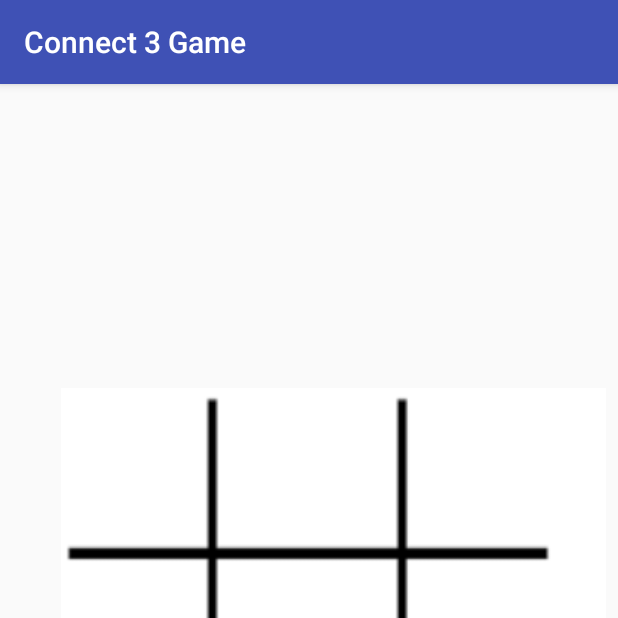
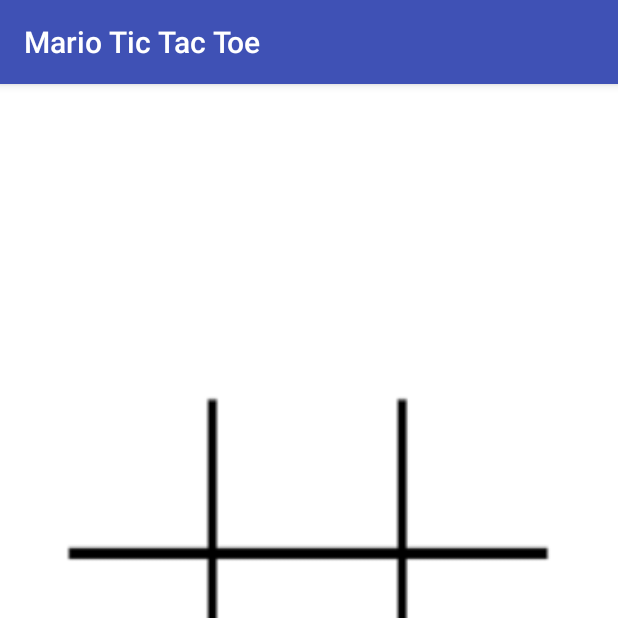
Before and after one commit to FernandoAvellar/AndroidMarioTicTacToeGame, an Android app: the screen it shows after launch (MainActivity), on a phone screen of 412 x 824 dp, the top half of it. Run offline under Robolectric (Android 15) with nearby library versions, the phone set to English and light mode, and no system bars.

Commit message:
NewPicturesAndColors

```diff
--- a/app/src/main/java/com/example/connect3game/MainActivity.java
+++ b/app/src/main/java/com/example/connect3game/MainActivity.java
@@ -9,7 +9,7 @@ import android.widget.ImageView;
 import android.widget.TextView;
 
 public class MainActivity extends AppCompatActivity {
-    //0:Koopa 1:Mario 2:Empty
+    //0:Bowser 1:Mario 2:Empty
     int activePlayer = 0;
     int[] gameState = {2, 2, 2, 2, 2, 2, 2, 2, 2}; //start all 9 slots with empty representation
     int[][] winningPositions = {{0, 1, 2}, {3, 4, 5}, {6, 7, 8}, {0, 3, 6}, {1, 4, 7}, {2, 5, 8}, {0, 4, 8}, {2, 4, 6}}; //possibilities to win the game
@@ -38,7 +38,7 @@ public class MainActivity extends AppCompatActivity {
                 counter.setImageResource(R.drawable.mario);
                 activePlayer = 1;
             } else {
-                counter.setImageResource(R.drawable.koopa);
+                counter.setImageResource(R.drawable.bowser);
                 activePlayer = 0;
             }
             counter.animate().translationYBy(1500).rotation(3600).setDuration(250);
@@ -47,7 +47,7 @@ public class MainActivity extends AppCompatActivity {
                 if (gameState[winningPosition[0]] == gameState[winningPosition[1]] && gameState[winningPosition[1]] == gameState[winningPosition[2]] && gameState[winningPosition[0]] != 2) {
                     // Someone has won!
                     gameActive = false;
-                    String winner = activePlayer == 1 ? "Mario" : "Koopa";
+                    String winner = activePlayer == 1 ? "Mario" : "Bowser";
                     Button playAgainButton = (Button) findViewById(R.id.playAgainButton);
                     TextView winnerTextView = (TextView) findViewById(R.id.winnerTextView);
                     winnerTextView.setText(winner + " has won!");
--- a/app/src/main/res/layout/activity_main.xml
+++ b/app/src/main/res/layout/activity_main.xml
@@ -4,6 +4,7 @@
     xmlns:tools="http://schemas.android.com/tools"
     android:layout_width="match_parent"
     android:layout_height="match_parent"
+    android:background="@color/colorWhite"
     tools:context=".MainActivity">
 
     <android.support.v7.widget.GridLayout
@@ -27,7 +28,6 @@
 
 
         <ImageView
-            android:id="@+id/imageView1"
             android:layout_width="86dp"
             android:layout_height="91dp"
             android:layout_marginLeft="5dp"
@@ -36,25 +36,22 @@
             android:tag="0" />
 
         <ImageView
-            android:id="@+id/imageView2"
             android:layout_width="86dp"
             android:layout_height="91dp"
             android:layout_marginLeft="30dp"
             android:layout_marginTop="8dp"
             android:onClick="newPlay"
-            android:tag="1"/>
+            android:tag="1" />
 
         <ImageView
-            android:id="@+id/imageView3"
             android:layout_width="86dp"
             android:layout_height="91dp"
             android:layout_marginLeft="32dp"
             android:layout_marginTop="8dp"
             android:onClick="newPlay"
-            android:tag="2"/>
+            android:tag="2" />
 
         <ImageView
-            android:id="@+id/imageView4"
             android:layout_width="86dp"
             android:layout_height="91dp"
             android:layout_marginLeft="5dp"
@@ -63,7 +60,6 @@
             android:tag="3" />
 
         <ImageView
-            android:id="@+id/imageView5"
             android:layout_width="86dp"
             android:layout_height="91dp"
             android:layout_marginLeft="30dp"
@@ -72,7 +68,6 @@
             android:tag="4" />
 
         <ImageView
-            android:id="@+id/imageView6"
             android:layout_width="86dp"
             android:layout_height="91dp"
             android:layout_marginLeft="32dp"
@@ -81,7 +76,6 @@
             android:tag="5" />
 
         <ImageView
-            android:id="@+id/imageView7"
             android:layout_width="86dp"
             android:layout_height="91dp"
             android:layout_marginLeft="5dp"
@@ -90,7 +84,6 @@
             android:tag="6" />
 
         <ImageView
-            android:id="@+id/imageView8"
             android:layout_width="86dp"
             android:layout_height="91dp"
             android:layout_marginLeft="30dp"
@@ -99,7 +92,6 @@
             android:tag="7" />
 
         <ImageView
-            android:id="@+id/imageView9"
             android:layout_width="86dp"
             android:layout_height="91dp"
             android:layout_marginLeft="32dp"
--- a/app/src/main/res/values/colors.xml
+++ b/app/src/main/res/values/colors.xml
@@ -3,4 +3,5 @@
     <color name="colorPrimary">#3F51B5</color>
     <color name="colorPrimaryDark">#303f9f</color>
     <color name="colorAccent">#FF4081</color>
+    <color name="colorWhite">#FFFFFF</color>
 </resources>
--- a/app/src/main/res/values/strings.xml
+++ b/app/src/main/res/values/strings.xml
@@ -1,3 +1,3 @@
 <resources>
-    <string name="app_name">Connect 3 Game</string>
+    <string name="app_name">Mario Tic Tac Toe</string>
 </resources>
```
Also changed, not shown: app/src/main/res/drawable/bowser.jpg (added), app/src/main/res/drawable/koopa.jpg (deleted), app/src/main/res/drawable/mario.jpg.
